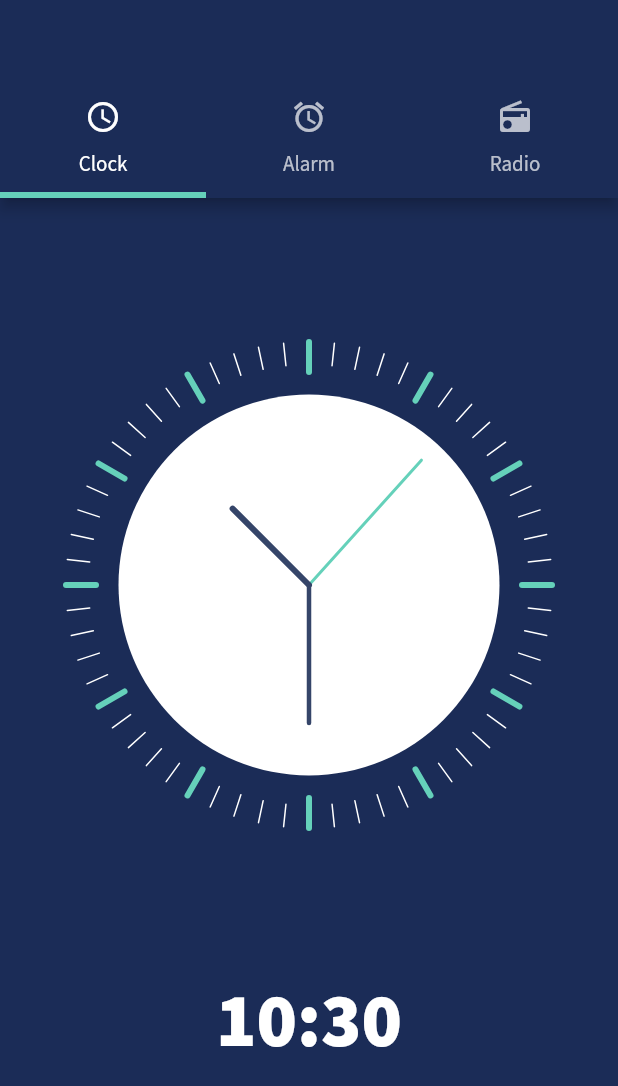
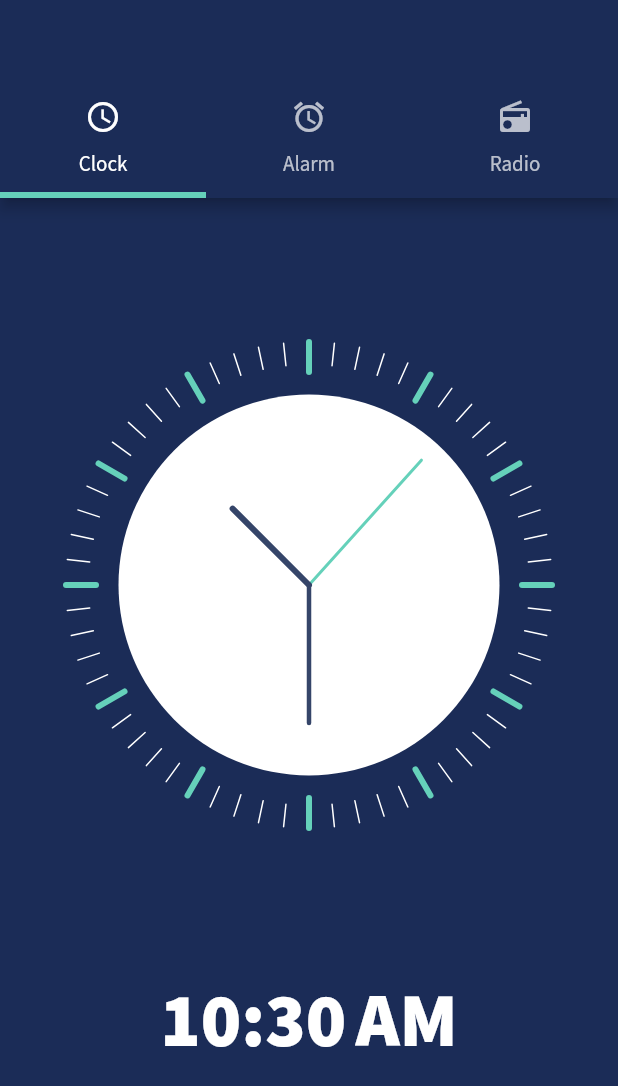
Before and after one commit to 4wangyu/morning, a Flutter app: the screen it shows after launch, on a phone screen of 412 x 824 dp. Shown: the top 1086 px of the screen. Run offline on Flutter 3.47's test engine with Material 2 defaults, Android fonts, the phone set to English and light mode, and no system bars; our stand-ins replace audioplayers, fluttertoast, sqflite; missing offline and left inert: flutter_appavailability; accounts and stored records are empty; network calls fail.

Commit message:
adjust padding

```diff
--- a/lib/home.dart
+++ b/lib/home.dart
@@ -38,6 +38,7 @@ class _HomeState extends State<Home> with SingleTickerProviderStateMixin {
     super.dispose();
   }
 
+  // for display of add alarm button
   void _handleTabIndex() {
     setState(() {});
   }
@@ -60,7 +61,7 @@ class _HomeState extends State<Home> with SingleTickerProviderStateMixin {
   }
 
   String _formatDateTime(DateTime dateTime) {
-    return DateFormat('hh:mm').format(dateTime);
+    return DateFormat().add_jm().format(dateTime);
   }
 
   @override
@@ -90,6 +91,7 @@ class _HomeState extends State<Home> with SingleTickerProviderStateMixin {
         body: Container(
           color: Theme.of(context).primaryColor,
           child: TabBarView(
+            physics: NeverScrollableScrollPhysics(),
             controller: _tabController,
             children: [
               Container(
@@ -116,12 +118,14 @@ class _HomeState extends State<Home> with SingleTickerProviderStateMixin {
                 ),
               ),
               Container(
-                child: ListView.builder(
-                  itemCount: alarmList.length,
-                  itemBuilder: (context, idx) {
-                    return AlarmItem(alarmList[idx]);
-                  },
-                ),
+                child: Padding(
+                    padding: EdgeInsets.only(top: 10.0),
+                    child: ListView.builder(
+                      itemCount: alarmList.length,
+                      itemBuilder: (context, idx) {
+                        return AlarmItem(alarmList[idx]);
+                      },
+                    )),
               ),
               Container(child: RadioPage()),
             ],
--- a/lib/widgets/alarm_item.dart
+++ b/lib/widgets/alarm_item.dart
@@ -16,7 +16,7 @@ class AlarmItem extends StatelessWidget {
   @override
   Widget build(BuildContext context) {
     return Padding(
-      padding: EdgeInsets.all(17.0),
+      padding: EdgeInsets.symmetric(vertical: 10.0, horizontal: 17),
       child: Column(
         children: <Widget>[
           Row(
```
